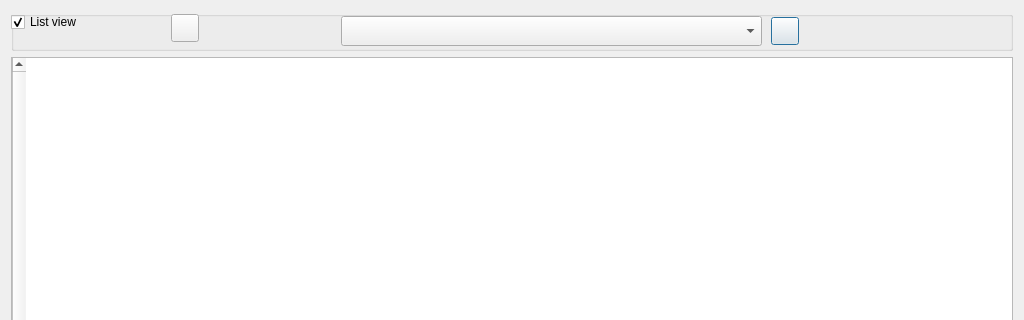
ccbogel/QualCoder, file GUI_UIs/ui_dialog_graph.ui: the form before one commit; both pictures show x 0 to 1024 and y 0 to 320 of the 1024 by 600 pixel window.
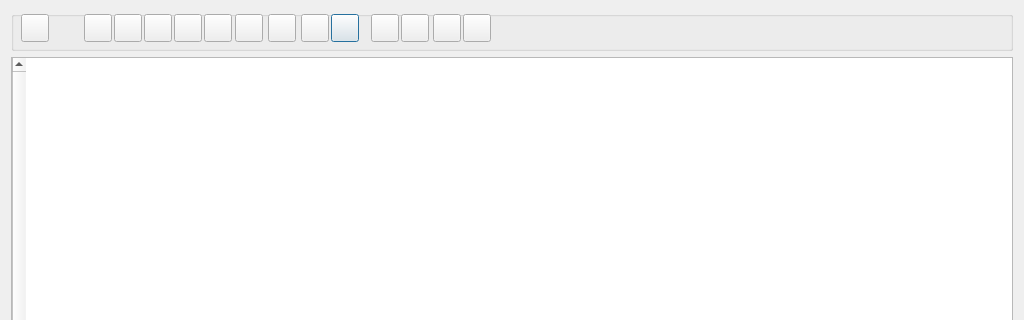
The form after the commit.

Diff of the .ui file:
```diff
--- a/GUI_UIs/ui_dialog_graph.ui
+++ b/GUI_UIs/ui_dialog_graph.ui
@@ -31,40 +31,11 @@
      <property name="title">
       <string/>
      </property>
-     <widget class="QCheckBox" name="checkBox_listview">
-      <property name="geometry">
-       <rect>
-        <x>0</x>
-        <y>0</y>
-        <width>141</width>
-        <height>22</height>
-       </rect>
-      </property>
-      <property name="toolTip">
-       <string>Changing the view will undo user added features such at link formatting and added text items.</string>
-      </property>
-      <property name="text">
-       <string>List view</string>
-      </property>
-      <property name="checked">
-       <bool>true</bool>
-      </property>
-     </widget>
-     <widget class="QComboBox" name="comboBox">
-      <property name="geometry">
-       <rect>
-        <x>330</x>
-        <y>5</y>
-        <width>421</width>
-        <height>30</height>
-       </rect>
-      </property>
-     </widget>
      <widget class="QPushButton" name="pushButton_export">
       <property name="geometry">
        <rect>
-        <x>760</x>
-        <y>6</y>
+        <x>320</x>
+        <y>3</y>
         <width>28</width>
         <height>28</height>
        </rect>
@@ -79,7 +50,7 @@
      <widget class="QLabel" name="label_zoom">
       <property name="geometry">
        <rect>
-        <x>200</x>
+        <x>41</x>
         <y>3</y>
         <width>28</width>
         <height>28</height>
@@ -95,7 +66,7 @@
      <widget class="QPushButton" name="pushButton_reveal">
       <property name="geometry">
        <rect>
-        <x>160</x>
+        <x>290</x>
         <y>3</y>
         <width>28</width>
         <height>28</height>
@@ -108,6 +79,211 @@
        <string/>
       </property>
      </widget>
+     <widget class="QPushButton" name="pushButton_savegraph">
+      <property name="geometry">
+       <rect>
+        <x>390</x>
+        <y>3</y>
+        <width>28</width>
+        <height>28</height>
+       </rect>
+      </property>
+      <property name="toolTip">
+       <string>Save graph</string>
+      </property>
+      <property name="text">
+       <string/>
+      </property>
+     </widget>
+     <widget class="QPushButton" name="pushButton_loadgraph">
+      <property name="geometry">
+       <rect>
+        <x>422</x>
+        <y>3</y>
+        <width>28</width>
+        <height>28</height>
+       </rect>
+      </property>
+      <property name="toolTip">
+       <string>Load graph</string>
+      </property>
+      <property name="text">
+       <string/>
+      </property>
+     </widget>
+     <widget class="QPushButton" name="pushButton_deletegraph">
+      <property name="geometry">
+       <rect>
+        <x>452</x>
+        <y>3</y>
+        <width>28</width>
+        <height>28</height>
+       </rect>
+      </property>
+      <property name="toolTip">
+       <string>Delete graph</string>
+      </property>
+      <property name="text">
+       <string/>
+      </property>
+     </widget>
+     <widget class="QPushButton" name="pushButton_freetextitem">
+      <property name="geometry">
+       <rect>
+        <x>73</x>
+        <y>3</y>
+        <width>28</width>
+        <height>28</height>
+       </rect>
+      </property>
+      <property name="toolTip">
+       <string>Add free text item</string>
+      </property>
+      <property name="text">
+       <string/>
+      </property>
+     </widget>
+     <widget class="QPushButton" name="pushButton_addcase">
+      <property name="geometry">
+       <rect>
+        <x>103</x>
+        <y>3</y>
+        <width>28</width>
+        <height>28</height>
+       </rect>
+      </property>
+      <property name="toolTip">
+       <string>Add case items</string>
+      </property>
+      <property name="text">
+       <string/>
+      </property>
+     </widget>
+     <widget class="QPushButton" name="pushButton_addfile">
+      <property name="geometry">
+       <rect>
+        <x>133</x>
+        <y>3</y>
+        <width>28</width>
+        <height>28</height>
+       </rect>
+      </property>
+      <property name="toolTip">
+       <string>Add file items</string>
+      </property>
+      <property name="text">
+       <string/>
+      </property>
+     </widget>
+     <widget class="QPushButton" name="pushButton_addline">
+      <property name="geometry">
+       <rect>
+        <x>163</x>
+        <y>3</y>
+        <width>28</width>
+        <height>28</height>
+       </rect>
+      </property>
+      <property name="toolTip">
+       <string>Add connecting line</string>
+      </property>
+      <property name="text">
+       <string/>
+      </property>
+     </widget>
+     <widget class="QPushButton" name="pushButton_selectbranch">
+      <property name="geometry">
+       <rect>
+        <x>10</x>
+        <y>3</y>
+        <width>28</width>
+        <height>28</height>
+       </rect>
+      </property>
+      <property name="toolTip">
+       <string>Select code branch</string>
+      </property>
+      <property name="text">
+       <string/>
+      </property>
+     </widget>
+     <widget class="QPushButton" name="pushButton_clear">
+      <property name="geometry">
+       <rect>
+        <x>360</x>
+        <y>3</y>
+        <width>28</width>
+        <height>28</height>
+       </rect>
+      </property>
+      <property name="toolTip">
+       <string>Clear</string>
+      </property>
+      <property name="text">
+       <string/>
+      </property>
+     </widget>
+     <widget class="QLabel" name="label_loaded_graph">
+      <property name="geometry">
+       <rect>
+        <x>490</x>
+        <y>4</y>
+        <width>511</width>
+        <height>28</height>
+       </rect>
+      </property>
+      <property name="text">
+       <string/>
+      </property>
+     </widget>
+     <widget class="QPushButton" name="pushButton_codes_of_text">
+      <property name="geometry">
+       <rect>
+        <x>193</x>
+        <y>3</y>
+        <width>28</width>
+        <height>28</height>
+       </rect>
+      </property>
+      <property name="toolTip">
+       <string>Show coded segments of text files</string>
+      </property>
+      <property name="text">
+       <string/>
+      </property>
+     </widget>
+     <widget class="QPushButton" name="pushButton_memos_of_file">
+      <property name="geometry">
+       <rect>
+        <x>257</x>
+        <y>3</y>
+        <width>28</width>
+        <height>28</height>
+       </rect>
+      </property>
+      <property name="toolTip">
+       <string>Show selected coding memos of selected file</string>
+      </property>
+      <property name="text">
+       <string/>
+      </property>
+     </widget>
+     <widget class="QPushButton" name="pushButton_codes_of_images">
+      <property name="geometry">
+       <rect>
+        <x>224</x>
+        <y>3</y>
+        <width>28</width>
+        <height>28</height>
+       </rect>
+      </property>
+      <property name="toolTip">
+       <string>Show coded areas of image files</string>
+      </property>
+      <property name="text">
+       <string/>
+      </property>
+     </widget>
     </widget>
    </item>
    <item row="1" column="0">
```
Left out of the diff: 4 changed lines with no effect on the pictures.
